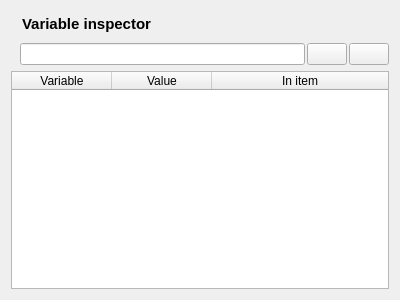
Before: the Qt Designer form resources/ui/widgets/variable_inspector.ui in open-cogsci/OpenSesame, drawn with Qt 5.
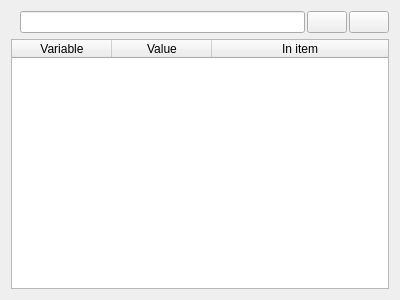
After: the same form once the commit is applied. Icons and pictures are not drawn.

Commit message: Improve dock widgets - Don't use double titlebar - Add dock_manager extension for locking the widgets and setting the orientation

```diff
--- a/resources/ui/widgets/variable_inspector.ui
+++ b/resources/ui/widgets/variable_inspector.ui
@@ -14,48 +14,6 @@
    <string>Form</string>
   </property>
   <layout class="QVBoxLayout" name="verticalLayout">
-   <item>
-    <widget class="QWidget" name="widget_variable_inspector_header_box" native="true">
-     <layout class="QHBoxLayout" name="horizontalLayout_3">
-      <property name="spacing">
-       <number>0</number>
-      </property>
-      <property name="margin">
-       <number>4</number>
-      </property>
-      <item>
-       <widget class="QLabel" name="label_variables">
-        <property name="sizePolicy">
-         <sizepolicy hsizetype="Fixed" vsizetype="Preferred">
-          <horstretch>0</horstretch>
-          <verstretch>0</verstretch>
-         </sizepolicy>
-        </property>
-        <property name="text">
-         <string/>
-        </property>
-        <property name="pixmap">
-         <pixmap>:/icons/variable_inspector_large.png</pixmap>
-        </property>
-       </widget>
-      </item>
-      <item>
-       <widget class="QLabel" name="label_3">
-        <property name="font">
-         <font>
-          <pointsize>11</pointsize>
-          <weight>75</weight>
-          <bold>true</bold>
-         </font>
-        </property>
-        <property name="text">
-         <string>Variable inspector</string>
-        </property>
-       </widget>
-      </item>
-     </layout>
-    </widget>
-   </item>
    <item>
     <widget class="QWidget" name="widget" native="true">
      <layout class="QHBoxLayout" name="horizontalLayout_2">
```
The commit also changes 5 other files.
